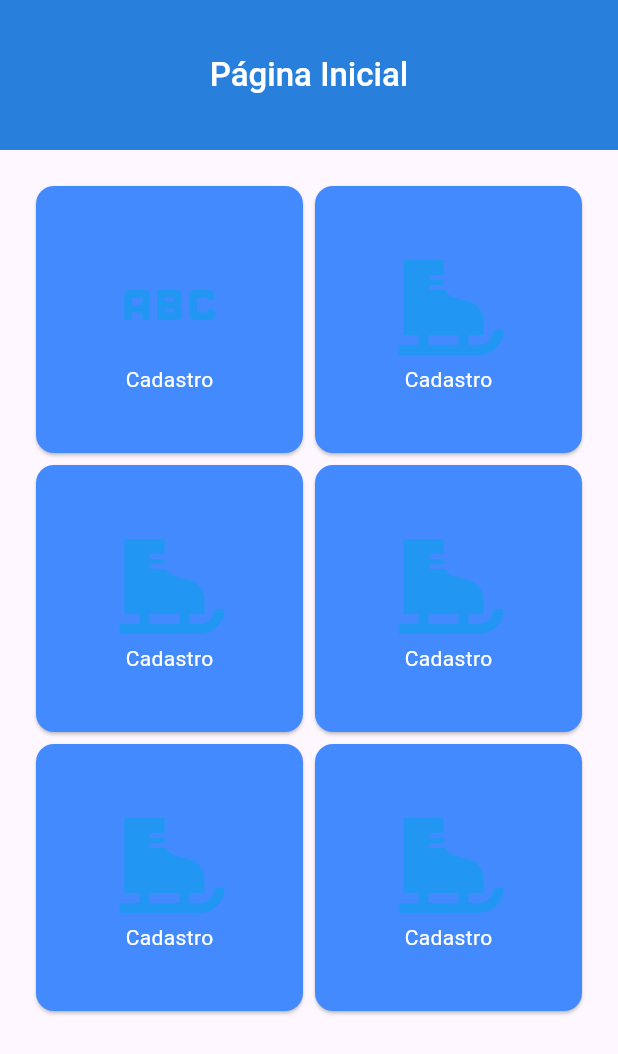
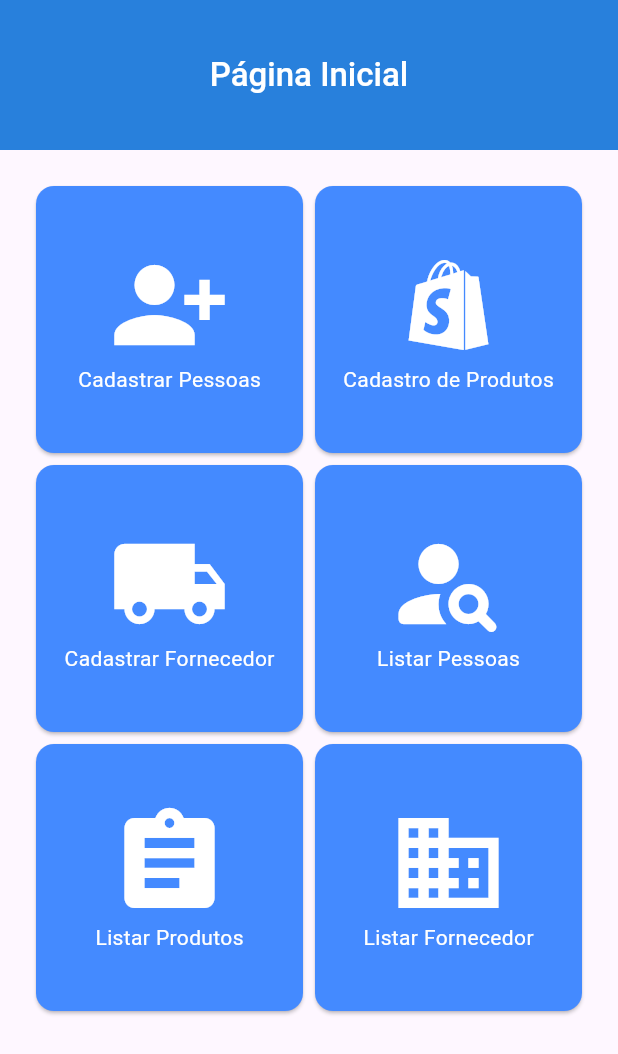
Before and after one commit to WWWagnerfs/supabase, a Flutter app: the screen it shows after launch, on a phone screen of 412 x 824 dp. Shown: the top 1054 px of the screen. Run offline on Flutter 3.47's test engine with Material 3 defaults, Android fonts, the phone set to English and light mode, and no system bars; our stand-ins replace supabase_flutter; accounts and stored records are empty.

Commit message:
implementando o cadastro no banco

```diff
--- a/lib/keysSupabase.dart
+++ b/lib/keysSupabase.dart
@@ -1,5 +1,5 @@
 class KeysSupabase{
-  final String urlSupabase = 'sua url';
-  final String anonKey = 'sua chave ';
+  final String urlSupabase = '';
+  final String anonKey = '';
 
 }
--- a/lib/main.dart
+++ b/lib/main.dart
@@ -1,4 +1,5 @@
 import 'package:flutter/material.dart';
+import 'package:supabase_aula/pages/cadastro.dart';
 import 'package:supabase_aula/pages/homePage.dart';
 import 'package:supabase_aula/keysSupabase.dart';
 import 'package:supabase_flutter/supabase_flutter.dart';
--- a/lib/pages/homePage.dart
+++ b/lib/pages/homePage.dart
@@ -1,8 +1,8 @@
 import 'package:flutter/material.dart';
-
+import 'package:supabase_aula/pages/rotas.dart';
 
 class HomePage extends StatefulWidget {
-  const HomePage({super.key});
+  const HomePage({Key? key}) : super(key: key);
 
   @override
   State<HomePage> createState() => _HomePageState();
@@ -11,14 +11,15 @@ class HomePage extends StatefulWidget {
 class _HomePageState extends State<HomePage> {
   @override
   Widget build(BuildContext context) {
-
     return Scaffold(
       appBar: AppBar(
         toolbarHeight: 100,
         elevation: 15,
         centerTitle: true,
         backgroundColor: Colors.blue.shade600,
-        title: const Text('Página Inicial', style: TextStyle(color: Colors.white, fontWeight: FontWeight.w500),
+        title: const Text(
+          'Página Inicial',
+          style: TextStyle(color: Colors.white, fontWeight: FontWeight.w500),
         ),
       ),
       body: Center(
@@ -26,34 +27,37 @@ class _HomePageState extends State<HomePage> {
           padding: EdgeInsets.all(20),
           gridDelegate: SliverGridDelegateWithFixedCrossAxisCount(crossAxisCount: 2),
           itemCount: 6,
-          itemBuilder: (context, index){
-            List<IconData> icons=[
-              Icons.abc,
-              Icons.ice_skating,
-              Icons.ice_skating,
-              Icons.ice_skating,
-              Icons.ice_skating,
-              Icons.ice_skating,
+          itemBuilder: (context, index) {
+            List<IconData> icons = [
+              Icons.person_add_alt_1,
+              Icons.shopify_rounded,
+              Icons.local_shipping,
+              Icons.person_search_rounded,
+              Icons.assignment,
+              Icons.business,
             ];
-            List<String> titles=[
-              'Cadastro',
-              'Cadastro',
-              'Cadastro',
-              'Cadastro',
-              'Cadastro',
-              'Cadastro',
+            List<String> titles = [
+              'Cadastrar Pessoas',
+              'Cadastro de Produtos',
+              'Cadastrar Fornecedor',
+              'Listar Pessoas',
+              'Listar Produtos',
+              'Listar Fornecedor',
             ];
             return GestureDetector(
               onTap: () {
-              switch(index){
-                case 0: Navigator.pushNamed(context, AppRoutes.registerPersonPage);
+                switch (index) {
+                  case 0:
+                  case 1:
+                  case 2:
+                    Navigator.pushNamed(context, Rotas.cadastro);
                     break;
-
-                case 3: Navigator.pushNamed(context, AppRoutes.listPersonPage);
+                  case 3:
+                  case 4:
+                  case 5:
+                    Navigator.pushNamed(context, Rotas.listaPessoa);
                     break;
-              };
-              // Aqui você pode adicionar a navegação para cada página
-              // Exemplo: Navigator.push(context, MaterialPageRoute(builder: (context) => SuaPaginaDeCadastro()));
+                }
                 print('Navegando para ${titles[index]}');
               },
               child: Card(
@@ -61,8 +65,8 @@ class _HomePageState extends State<HomePage> {
                 child: Column(
                   mainAxisAlignment: MainAxisAlignment.center,
                   children: <Widget>[
-                    Icon(icons[index], size: 80, color: Colors.blue,),
-                    Text(titles[index], style: TextStyle(color: Colors.white),),
+                    Icon(icons[index], size: 80, color: Colors.white),
+                    Text(titles[index], style: TextStyle(color: Colors.white)),
                   ],
                 ),
               ),
@@ -73,6 +77,3 @@ class _HomePageState extends State<HomePage> {
     );
   }
 }
-
-class AppRoutes {
-}
--- /dev/null
+++ b/lib/pages/rotas.dart
@@ -0,0 +1,20 @@
+//import 'package:basic_operations_supabase/pages/cadastro.dart';
+import 'package:flutter/cupertino.dart';
+import 'cadastro.dart';
+import 'homePage.dart';
+import 'listaPessoa.dart';
+
+
+class Rotas{
+  static const homePage = '/homePage';
+  static const cadastro = '/cadastro';
+  static const listaPessoa = '/listaPessoa';
+
+  static Map<String, WidgetBuilder> define(){
+    return{
+      homePage: (BuildContext context) => HomePage(),
+      cadastro: (BuildContext context) => Cadastro(),
+      //listaPessoa: (BuildContext context) => ListaPessoa(),
+    };
+  }
+}
--- /dev/null
+++ b/lib/rotas.dart
@@ -0,0 +1,20 @@
+//import 'package:basic_operations_supabase/pages/cadastro.dart';
+import 'package:flutter/cupertino.dart';
+import 'pages/cadastro.dart';
+import 'pages/homePage.dart';
+import 'pages/listaPessoa.dart';
+
+
+class Rotas{
+  static const homePage = '/homePage';
+  static const cadastro = '/cadastro';
+  static const listaPessoa = '/listaPessoa';
+
+  static Map<String, WidgetBuilder> define(){
+    return{
+      homePage: (BuildContext context) => HomePage(),
+      cadastro: (BuildContext context) => Cadastro(),
+      listaPessoa: (BuildContext context) => ListaPessoa(),
+    };
+  }
+}
```
Also changed, not shown: lib/database/operationsSupabase.dart (+26 -2 lines), lib/pages/cadastro.dart (+37 -11 lines), lib/pages/listaPessoa.dart (added, +125 -0 lines), pubspec.lock. Lines whose indentation alone changed are shown as unchanged.
